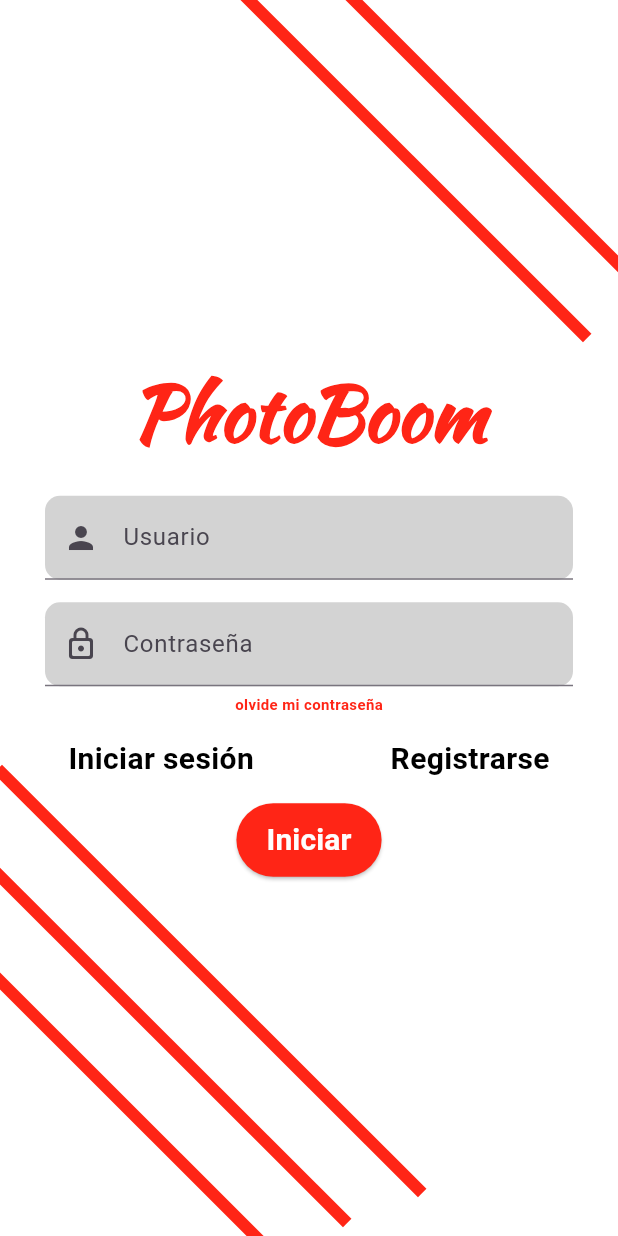
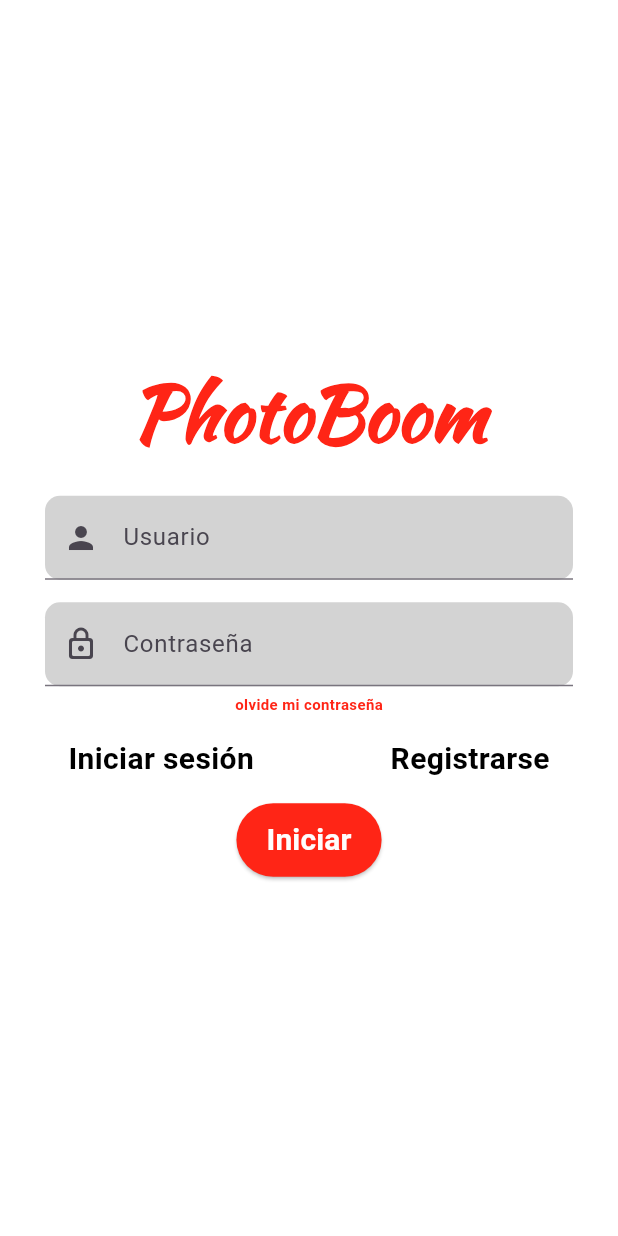
Before and after one commit to ricardojmt/PhotoBoom, a Flutter app: the screen it shows after launch, on a phone screen of 412 x 824 dp. Run offline on Flutter 3.47's test engine with Material 3 defaults, Android fonts, the phone set to English and light mode, and no system bars.

Commit message:
cambio r0.0

```diff
--- a/lib/core/app_lineas_decoracion.dart
+++ /dev/null
@@ -1,73 +0,0 @@
-import 'package:flutter/material.dart';
-import 'package:photoboom/core/app_colores.dart';
-
-class Lineas extends StatelessWidget {
-  final Widget child;
-
-  const Lineas({required this.child, super.key});
-
-  @override
-  Widget build(BuildContext context) {
-    return AppLineasDecoracion(
-      lineas: [
-        LineaDecorativa(top: 80, left: 50, angle: 0.785),
-        LineaDecorativa(top: 60, left: 100, angle: 0.785),
-        LineaDecorativa(top: 650, left: -60, angle: 0.785),
-        LineaDecorativa(top: 670, left: -110, angle: 0.785),
-        LineaDecorativa(top: 690, left: -160, angle: 0.785),
-      ],
-      child: child,
-    );
-  }
-}
-
-
-class AppLineasDecoracion extends StatelessWidget {
-  final List<LineaDecorativa> lineas;
-  final Widget child;
-
-  const AppLineasDecoracion({
-    required this.lineas,
-    required this.child,
-    super.key,
-  });
-
-  @override
-  Widget build(BuildContext context) {
-    return Stack(
-      children: [
-        // Fondo opcional (puedes quitarlo si no lo quieres)
-        Container(color: Colors.white),
-
-        // Agrega todas las líneas
-        ...lineas.map((linea) => Positioned(
-              top: linea.top,
-              left: linea.left,
-              child: Transform.rotate(
-                angle: linea.angle,
-                child: Container(
-                  width: 400,
-                  height: 8,
-                  color: AppColores.logotext,
-                ),
-              ),
-            )),
-
-        // El contenido principal
-        child,
-      ],
-    );
-  }
-}
-
-class LineaDecorativa {
-  final double top;
-  final double left;
-  final double angle;
-
-  const LineaDecorativa({
-    required this.top,
-    required this.left,
-    required this.angle,
-  });
-}
--- a/lib/main.dart
+++ b/lib/main.dart
@@ -26,7 +26,6 @@ class MainApp extends StatelessWidget {
         PbOlvideContrasena.id: (context) => PbOlvideContrasena(),
         PbCorreoContrasena.id: (context) => PbCorreoContrasena(),
       },
-
     );
   }
 }
--- a/lib/screens/pb_inicio_sesion.dart
+++ b/lib/screens/pb_inicio_sesion.dart
@@ -3,7 +3,6 @@ import 'package:photoboom/components/botonconfirmacion.dart';
 import 'package:photoboom/components/datosgenerales.dart';
 import 'package:photoboom/components/logo.dart';
 import 'package:photoboom/core/app_colores.dart';
-import 'package:photoboom/core/app_lineas_decoracion.dart';
 import 'package:photoboom/core/app_tipo_text.dart';
 import 'package:photoboom/screens/pb_olvide_contrasena.dart';
 import 'package:photoboom/screens/pb_registrarse.dart';
@@ -15,12 +14,8 @@ class PbInicioSesion extends StatelessWidget {
     return SafeArea(
       child: Scaffold(
         backgroundColor: AppColores.backgrounds,
-        body: Lineas(
-          child: Center(
-            child: Column(
-            mainAxisAlignment: MainAxisAlignment.center,
-            children: [
-
+        body: Center(
+          child: Column(mainAxisAlignment: MainAxisAlignment.center, children: [
             Logogrande(),
             SizedBox(
               height: 20.0,
@@ -40,7 +35,8 @@ class PbInicioSesion extends StatelessWidget {
                   onTap: () {
                     Navigator.pushNamed(context, PbOlvideContrasena.id);
                   },
-                    child: Text("olvide mi contraseña", style: AppTipoText.textopequeno),
+                  child: Text("olvide mi contraseña",
+                      style: AppTipoText.textopequeno),
                 ),
               ],
             ),
@@ -68,9 +64,7 @@ class PbInicioSesion extends StatelessWidget {
               height: 15.0,
             ),
             Iniciar(),
-            ]
-          ),
-        ),
+          ]),
         ),
       ),
     );
```
Lines whose indentation alone changed are shown as unchanged.
